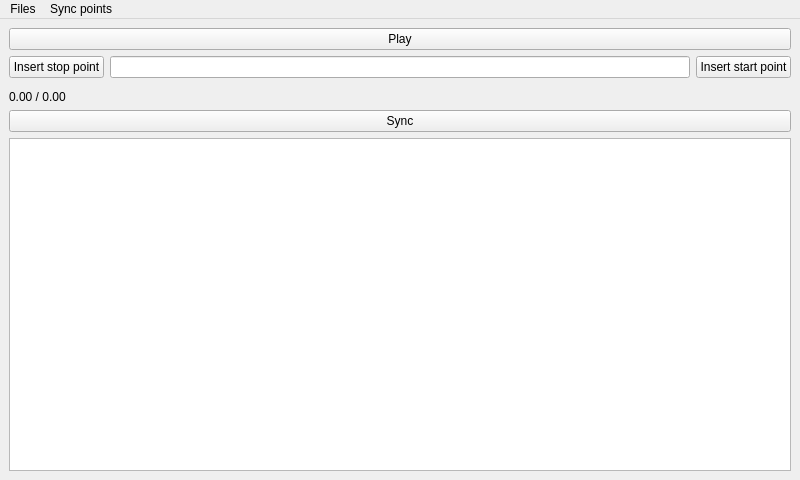
Old version of the form mainwindow.ui in the repository Onetchou/Neola.
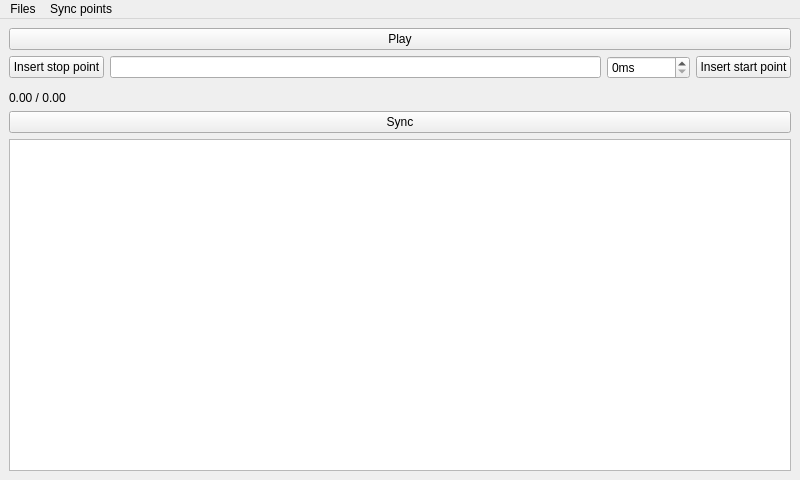
New version of the form.

Commit message: Synchro point timestamps can be adjusted

```diff
--- a/mainwindow.ui
+++ b/mainwindow.ui
@@ -31,6 +31,19 @@
       <item>
        <widget class="QLineEdit" name="nameEdit"/>
       </item>
+      <item>
+       <widget class="QSpinBox" name="timestampSpinBox">
+        <property name="suffix">
+         <string>ms</string>
+        </property>
+        <property name="maximum">
+         <number>9999999</number>
+        </property>
+        <property name="singleStep">
+         <number>100</number>
+        </property>
+       </widget>
+      </item>
       <item>
        <widget class="QPushButton" name="insertStartPointButton">
         <property name="text">
```
Left out of the diff: 8 changed lines with no effect on the pictures. The commit also changes 6 other files.
